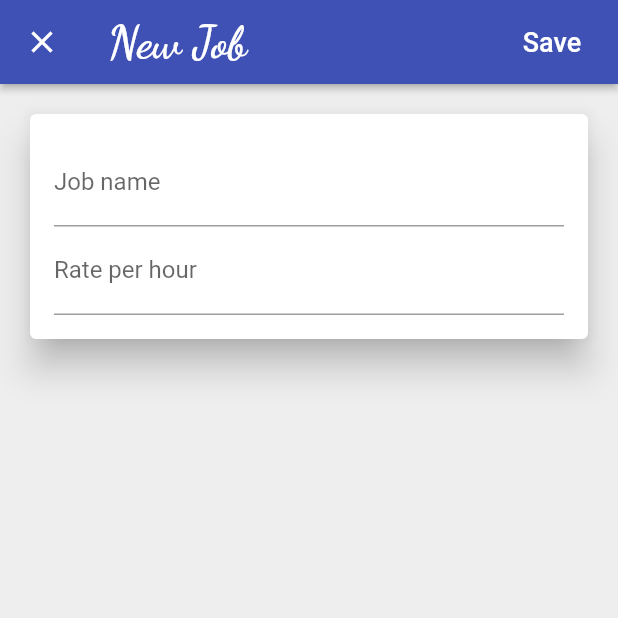
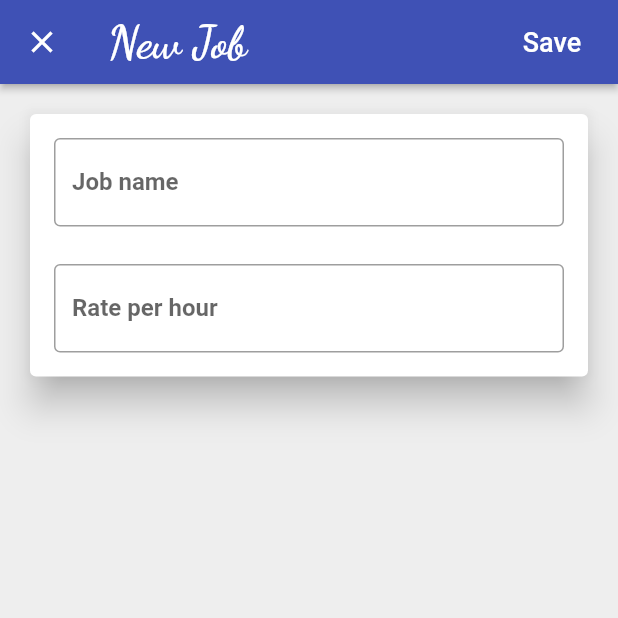
Before and after one commit to AbhishekMaira10/time-tracker-app, a Flutter app: the screen it shows once a user with an empty profile is signed in, after a tap on the "add" icon, on a phone screen of 412 x 824 dp, the top half of it. Run offline on Flutter 3.47's test engine with Material 2 defaults, Android fonts, the phone set to English and light mode, and no system bars; our stand-ins replace cloud_firestore, firebase_auth, google_sign_in, shimmer; missing offline and left inert: flutter_facebook_login; accounts and stored records are empty.

Commit message:
updated UI

```diff
--- a/lib/app/home/jobs/edit_job_page.dart
+++ b/lib/app/home/jobs/edit_job_page.dart
@@ -143,17 +143,27 @@ class _EditJobPageState extends State<EditJobPage> {
   List<Widget> _buildFormChildren() {
     return [
       TextFormField(
+        style: TextStyle(color: Colors.indigoAccent, fontWeight: FontWeight.w600),
+        textCapitalization: TextCapitalization.sentences,
         focusNode: _jobFocusNode,
-        decoration: InputDecoration(labelText: 'Job name'),
+        decoration: InputDecoration(
+          labelText: 'Job name',
+          border: OutlineInputBorder(),
+        ),
         initialValue: _name,
         validator: (value) => value.isNotEmpty ? null : 'Name can\'t be empty',
         onSaved: (value) => _name = value,
         textInputAction: TextInputAction.next,
         onEditingComplete: _nameEditingComplete,
       ),
+      SizedBox(height: 25.0),
       TextFormField(
+        style: TextStyle(color: Colors.indigoAccent, fontWeight: FontWeight.w600),
         focusNode: _rateFocusNode,
-        decoration: InputDecoration(labelText: 'Rate per hour'),
+        decoration: InputDecoration(
+          labelText: 'Rate per hour',
+          border: OutlineInputBorder(),
+        ),
         initialValue: _ratePerHour != null ? '$_ratePerHour' : null,
         keyboardType: TextInputType.numberWithOptions(
           signed: false,
--- /dev/null
+++ b/lib/app/home/jobs/empty_content.dart
@@ -0,0 +1,30 @@
+import 'package:flutter/material.dart';
+
+class EmptyContent extends StatelessWidget {
+  const EmptyContent({
+    Key key,
+    this.title = 'Nothing here',
+    this.message = 'Add a new item to get started',
+  }) : super(key: key);
+  final String title;
+  final String message;
+
+  @override
+  Widget build(BuildContext context) {
+    return Center(
+      child: Column(
+        mainAxisAlignment: MainAxisAlignment.center,
+        children: <Widget>[
+          Text(
+            title,
+            style: TextStyle(fontSize: 32.0, color: Colors.black54, fontWeight: FontWeight.bold),
+          ),
+          Text(
+            message,
+            style: TextStyle(fontSize: 16.0, color: Colors.black54),
+          )
+        ],
+      ),
+    );
+  }
+}
--- a/lib/app/home/jobs/jobs_page.dart
+++ b/lib/app/home/jobs/jobs_page.dart
@@ -1,6 +1,7 @@
 import 'package:flutter/material.dart';
 import 'package:provider/provider.dart';
 import 'package:time_tracker_flutter_course/app/home/jobs/edit_job_page.dart';
+import 'package:time_tracker_flutter_course/app/home/jobs/empty_content.dart';
 import 'package:time_tracker_flutter_course/app/home/jobs/jobs_list_file.dart';
 import 'package:time_tracker_flutter_course/app/home/models/job.dart';
 import 'package:time_tracker_flutter_course/custom_widgets/platform_alert_dialog.dart';
@@ -94,6 +95,7 @@ class JobsPage extends StatelessWidget {
       builder: (context, snapshot) {
         if (snapshot.hasData) {
           final jobs = snapshot.data;
+          if (jobs.isNotEmpty) {
             final children = jobs
                 .map((job) => JobListTile(
                       job: job,
@@ -101,6 +103,8 @@ class JobsPage extends StatelessWidget {
                     ))
                 .toList();
             return ListView(children: children);
+          }
+          return EmptyContent();
         }
         if (snapshot.hasError) {
           return Center(child: Text('Some error occurred'));
```
Also changed, not shown: lib/app/home/jobs/list_items_builder.dart (added, +36 -0 lines). Lines whose indentation alone changed are shown as unchanged.
